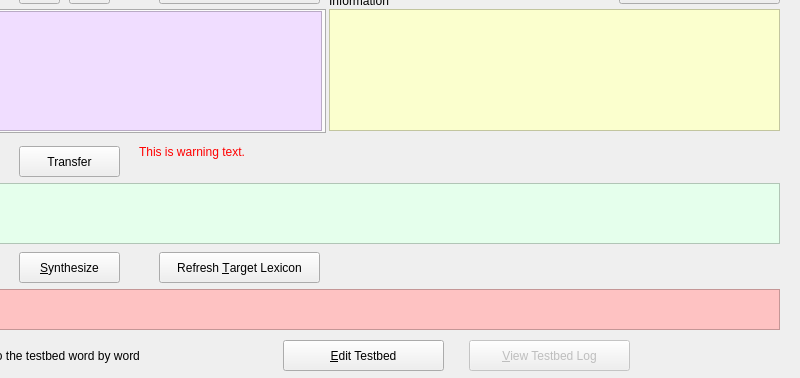
This is LiveRuleTester.ui in rmlockwood/FLExTrans as Qt 5 draws it before an edit; both pictures show x 471 to 1271 and y 337 to 715 of the 1271 by 715 pixel window. The edited form follows.
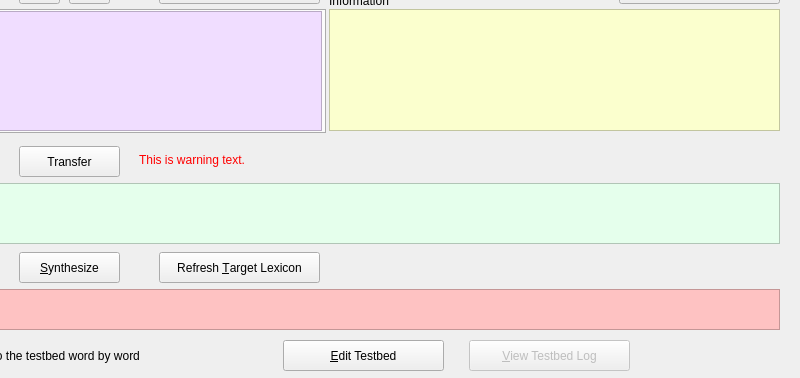
This is the edited form. Icons and pictures are not drawn.

Commit message:
fixes #246 allow unchecking of all rules
Also give message when there's no output.
Also more changes for issue #244.

The edit to the form file:
```diff
--- a/LiveRuleTester.ui
+++ b/LiveRuleTester.ui
@@ -773,9 +773,9 @@
     <property name="geometry">
      <rect>
       <x>610</x>
-      <y>482</y>
+      <y>476</y>
       <width>640</width>
-      <height>31</height>
+      <height>42</height>
      </rect>
     </property>
     <property name="palette">
@@ -822,7 +822,7 @@
      <enum>Qt::AutoText</enum>
     </property>
     <property name="alignment">
-     <set>Qt::AlignLeading|Qt::AlignLeft|Qt::AlignTop</set>
+     <set>Qt::AlignLeading|Qt::AlignLeft|Qt::AlignVCenter</set>
     </property>
     <property name="wordWrap">
      <bool>true</bool>
```
The commit also changes 3 other files.
